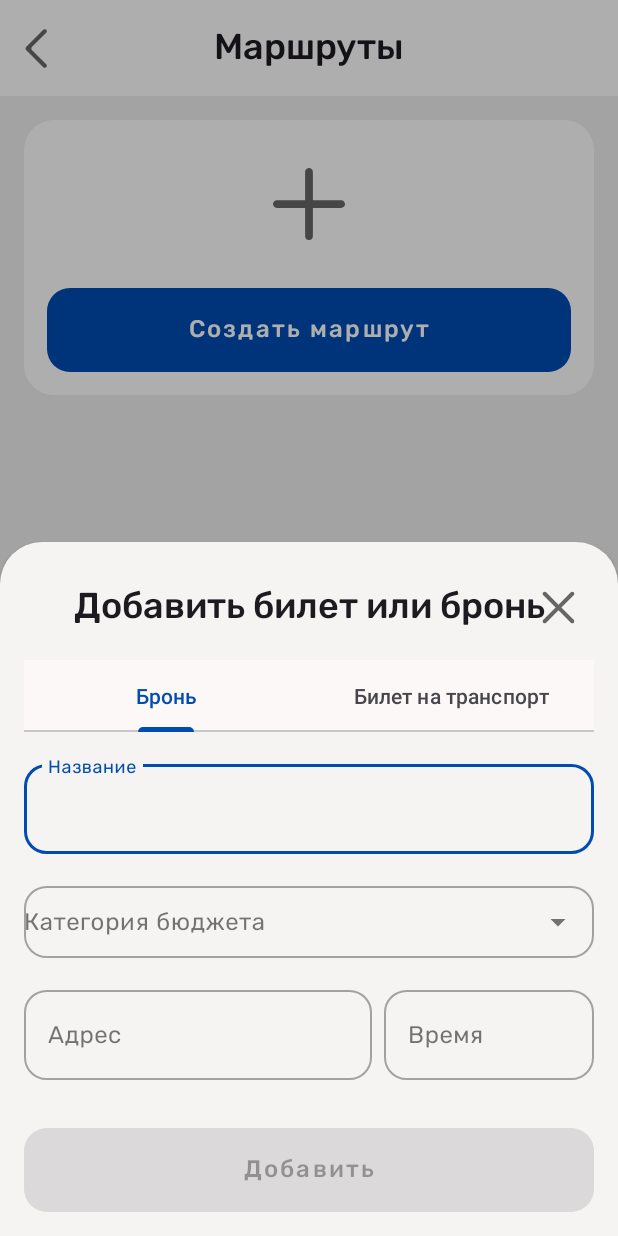
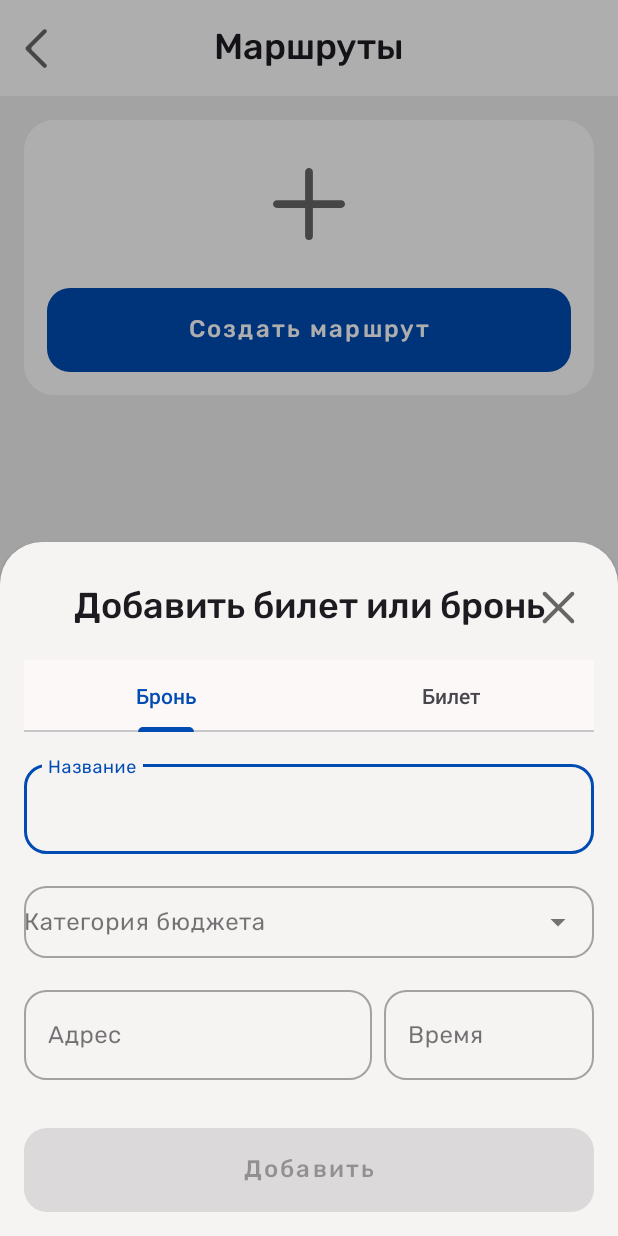
Before and after one commit to Disversed/byventure, an Android app built with Jetpack Compose: the fragment AddTripEntryBottomSheet placed in its activity, on a phone screen of 412 x 824 dp. Run offline under Robolectric (Android 15) with nearby library versions, the phone set to English and light mode, and no system bars; our stand-ins replace navigation-ui; 1 statement that could not run was skipped.

Commit message:
Bug fixes.

```diff
--- a/app/src/main/java/com/byventure/app/ui/trip/new_trip/NewTripBudgetFragment.java
+++ b/app/src/main/java/com/byventure/app/ui/trip/new_trip/NewTripBudgetFragment.java
@@ -15,6 +15,8 @@ import androidx.navigation.fragment.NavHostFragment;
 
 import com.byventure.app.R;
 import com.byventure.app.databinding.FragmentNewTripBudgetBinding;
+import com.byventure.app.ui.trip.new_trip.models.BudgetCategory;
+import com.byventure.app.ui.trip.new_trip.models.NewTripViewModel;
 
 import java.math.BigDecimal;
 import java.util.EnumMap;
--- a/app/src/main/java/com/byventure/app/ui/trip/new_trip/NewTripTicketsAndBooksFragment.java
+++ b/app/src/main/java/com/byventure/app/ui/trip/new_trip/NewTripTicketsAndBooksFragment.java
@@ -11,6 +11,9 @@ import androidx.fragment.app.Fragment;
 import androidx.lifecycle.ViewModelProvider;
 
 import com.byventure.app.databinding.FragmentNewTripTicketsAndBooksBinding;
+import com.byventure.app.ui.trip.new_trip.bottom_sheets.AddTripEntryBottomSheet;
+import com.byventure.app.ui.trip.new_trip.models.NewTripViewModel;
+import com.byventure.app.ui.trip.new_trip.recycler_view_logic.TripRowAdapter;
 
 public class NewTripTicketsAndBooksFragment extends Fragment {
 
--- a/app/src/main/java/com/byventure/app/ui/trip/new_trip/TripsFragment.java
+++ b/app/src/main/java/com/byventure/app/ui/trip/new_trip/TripsFragment.java
@@ -13,6 +13,8 @@ import androidx.navigation.fragment.NavHostFragment;
 
 import com.byventure.app.R;
 import com.byventure.app.databinding.FragmentTripsBinding;
+import com.byventure.app.ui.trip.new_trip.bottom_sheets.NewTripDatesBottomSheet;
+import com.byventure.app.ui.trip.new_trip.models.NewTripViewModel;
 
 public class TripsFragment extends Fragment {
 
--- a/app/src/main/java/com/byventure/app/ui/trip/new_trip/ExpandedBottomSheet.java
+++ b/app/src/main/java/com/byventure/app/ui/trip/new_trip/bottom_sheets/ExpandedBottomSheet.java
@@ -1,4 +1,4 @@
-package com.byventure.app.ui.trip.new_trip;
+package com.byventure.app.ui.trip.new_trip.bottom_sheets;
 
 import android.app.Dialog;
 import android.view.Window;
--- a/app/src/main/java/com/byventure/app/ui/trip/new_trip/NewTripDatesBottomSheet.java
+++ b/app/src/main/java/com/byventure/app/ui/trip/new_trip/bottom_sheets/NewTripDatesBottomSheet.java
@@ -1,4 +1,4 @@
-package com.byventure.app.ui.trip.new_trip;
+package com.byventure.app.ui.trip.new_trip.bottom_sheets;
 
 import android.os.Bundle;
 import android.view.LayoutInflater;
@@ -11,6 +11,8 @@ import androidx.lifecycle.ViewModelProvider;
 
 import com.byventure.app.R;
 import com.byventure.app.databinding.SheetNewTripDatesBinding;
+import com.byventure.app.ui.trip.new_trip.models.NewTripViewModel;
+import com.byventure.app.ui.trip.new_trip.models.TripFormats;
 import com.google.android.material.datepicker.CalendarConstraints;
 import com.google.android.material.datepicker.DateValidatorPointForward;
 import com.google.android.material.datepicker.MaterialDatePicker;
--- a/app/src/main/java/com/byventure/app/ui/trip/new_trip/BudgetCategory.java
+++ b/app/src/main/java/com/byventure/app/ui/trip/new_trip/models/BudgetCategory.java
@@ -1,4 +1,4 @@
-package com.byventure.app.ui.trip.new_trip;
+package com.byventure.app.ui.trip.new_trip.models;
 
 import androidx.annotation.ColorRes;
 import androidx.annotation.DrawableRes;
@@ -7,6 +7,8 @@ import androidx.annotation.StringRes;
 import com.byventure.app.R;
 
 public enum BudgetCategory {
+
+    // потом в принципе это можно брать из БД
     ENTERTAINMENT(R.string.category_entertainment, R.color.category_entertainment, R.drawable.ic_plus),
     FOOD(R.string.category_food, R.color.category_food, R.drawable.ic_plus),
     TICKETS(R.string.category_tickets, R.color.category_tickets, R.drawable.ic_plus),
--- a/app/src/main/java/com/byventure/app/ui/trip/new_trip/TripEntry.java
+++ b/app/src/main/java/com/byventure/app/ui/trip/new_trip/models/TripEntry.java
@@ -1,4 +1,4 @@
-package com.byventure.app.ui.trip.new_trip;
+package com.byventure.app.ui.trip.new_trip.models;
 
 import androidx.annotation.NonNull;
 import androidx.annotation.Nullable;
@@ -13,7 +13,7 @@ public final class TripEntry {
 
     public enum Type { BOOKING, TRANSPORT_TICKET }
 
-    /** Сортировка: дата -> время начала -> id (для стабильности). */
+    /** Сортировка: дата -> время начала -> id */
     public static final Comparator<TripEntry> COMPARATOR =
             Comparator.comparing(TripEntry::getDate)
                     .thenComparing(TripEntry::getFromTime)
--- a/app/src/main/java/com/byventure/app/ui/trip/new_trip/TripFormats.java
+++ b/app/src/main/java/com/byventure/app/ui/trip/new_trip/models/TripFormats.java
@@ -1,4 +1,4 @@
-package com.byventure.app.ui.trip.new_trip;
+package com.byventure.app.ui.trip.new_trip.models;
 
 import java.time.Instant;
 import java.time.LocalDate;
--- a/app/src/main/java/com/byventure/app/ui/trip/new_trip/TripRowAdapter.java
+++ b/app/src/main/java/com/byventure/app/ui/trip/new_trip/recycler_view_logic/TripRowAdapter.java
@@ -1,4 +1,4 @@
-package com.byventure.app.ui.trip.new_trip;
+package com.byventure.app.ui.trip.new_trip.recycler_view_logic;
 
 import android.content.res.ColorStateList;
 import android.view.LayoutInflater;
@@ -14,6 +14,9 @@ import androidx.recyclerview.widget.RecyclerView;
 import com.byventure.app.databinding.ItemAddEntryBinding;
 import com.byventure.app.databinding.ItemDateHeaderBinding;
 import com.byventure.app.databinding.ItemTripEntryBinding;
+import com.byventure.app.ui.trip.new_trip.models.BudgetCategory;
+import com.byventure.app.ui.trip.new_trip.models.TripEntry;
+import com.byventure.app.ui.trip.new_trip.models.TripFormats;
 
 import java.time.LocalDate;
 
--- a/app/src/main/res/values/strings.xml
+++ b/app/src/main/res/values/strings.xml
@@ -69,7 +69,7 @@
 
     <string name="tickets_add">Добавить билет или бронь</string>
     <string name="tab_booking">Бронь</string>
-    <string name="tab_transport">Билет на транспорт</string>
+    <string name="tab_transport">Билет</string>
     <string name="hint_title">Название</string>
     <string name="hint_category">Категория бюджета</string>
     <string name="hint_address">Адрес</string>
```
Also changed, not shown: app/src/main/java/com/byventure/app/ui/trip/new_trip/bottom_sheets/AddTripEntryBottomSheet.java (renamed from app/src/main/java/com/byventure/app/ui/trip/new_trip/AddTripEntryBottomSheet.java, +6 -1 lines), app/src/main/java/com/byventure/app/ui/trip/new_trip/models/NewTripViewModel.java (renamed from app/src/main/java/com/byventure/app/ui/trip/new_trip/NewTripViewModel.java, +9 -3 lines), app/src/main/java/com/byventure/app/ui/trip/new_trip/recycler_view_logic/TripRow.java (renamed from app/src/main/java/com/byventure/app/ui/trip/new_trip/TripRow.java, +8 -2 lines).
